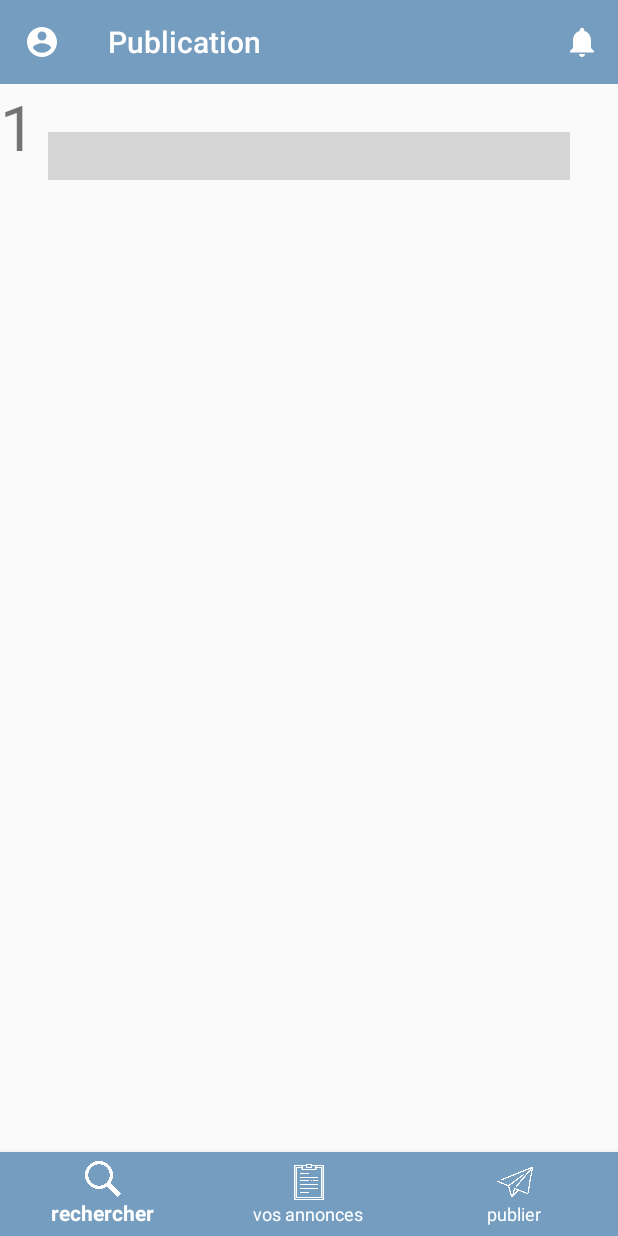
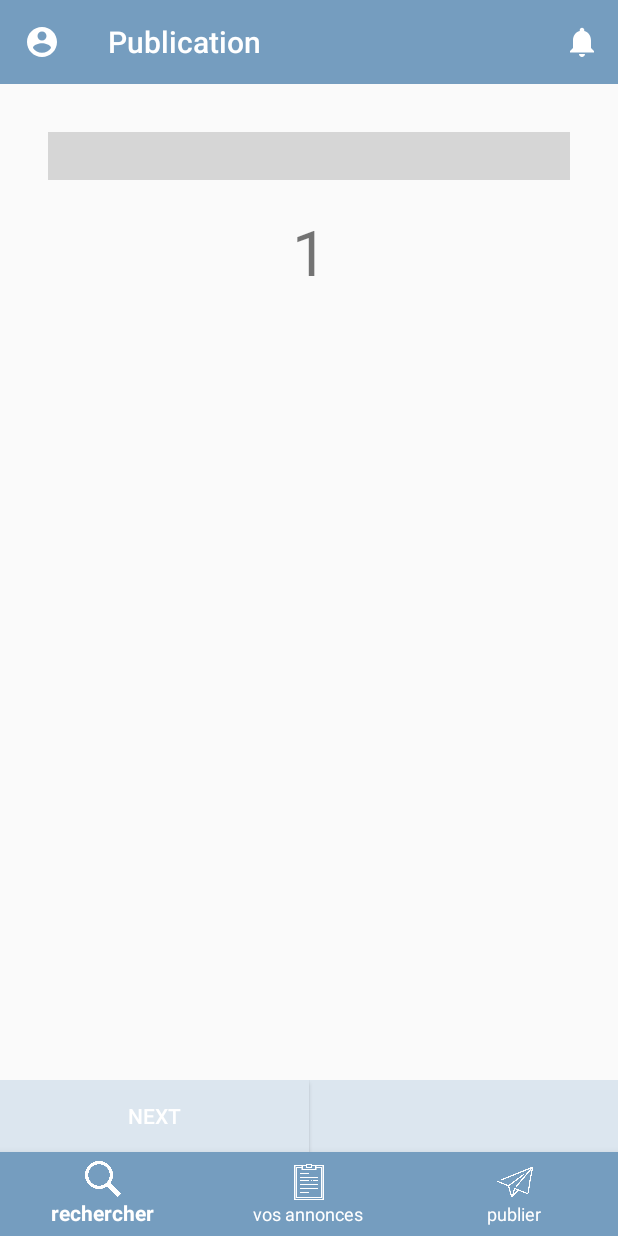
Before and after one commit to iliasafrass/AlloEtudiants, an Android app: the fragment StartPublierServiceFragment placed in its activity, on a phone screen of 412 x 824 dp. Run offline under Robolectric (Android 15) with nearby library versions, the phone set to English and light mode, and no system bars; our stand-ins replace ButterKnife; libraries missing offline, so code that uses them is left out: com.rakshakhegde.stepperindicator; plain views replace StepperIndicator; network calls fail; Roboto replaces fonts that are not available here; 3 statements that could not run were skipped; grey boxes are pictures that could not be loaded.

Commit message:
Fixed SharedPreferences + ViewPager Fragment

```diff
--- a/AlloEtudiants/app/src/main/AndroidManifest.xml
+++ b/AlloEtudiants/app/src/main/AndroidManifest.xml
@@ -42,4 +42,6 @@
         </activity>
     </application>
 
+
+
 </manifest>
--- a/AlloEtudiants/app/src/main/java/com/example/a707446/alloetudiant/connexion/presenter/ConnexionContract.java
+++ b/AlloEtudiants/app/src/main/java/com/example/a707446/alloetudiant/connexion/presenter/ConnexionContract.java
@@ -1,4 +1,6 @@
 package com.example.a707446.alloetudiant.connexion.presenter;
+
+import android.content.Context;
 
 public interface ConnexionContract {
     interface View {
@@ -7,6 +9,7 @@ public interface ConnexionContract {
         void forgetPassword();
         void toast(String message);
         void showError(String error);
+        Context applicationContext();
     }
 
     interface Presenter  {
--- a/AlloEtudiants/app/src/main/java/com/example/a707446/alloetudiant/general/view/NavigationActivity.java
+++ b/AlloEtudiants/app/src/main/java/com/example/a707446/alloetudiant/general/view/NavigationActivity.java
@@ -20,6 +20,7 @@ import android.widget.Toast;
 
 import com.example.a707446.alloetudiant.R;
 import com.example.a707446.alloetudiant.annonces.AnnonceFragment;
+import com.example.a707446.alloetudiant.general.SharedPreferencesSingleton;
 import com.example.a707446.alloetudiant.home.HomeFragment;
 import com.example.a707446.alloetudiant.notifications.NotificationFragment;
 import com.example.a707446.alloetudiant.publication.PublierFragment;
@@ -42,7 +43,7 @@ public class NavigationActivity extends AppCompatActivity implements BottomBar.D
     private Unbinder mUnbinder;
     public static boolean inHome;
     public static boolean firstChildFragment = false;
-    private SharedPreferences preferences;
+//    private SharedPreferences preferences;
     @Override
     protected void onCreate(Bundle savedInstanceState) {
         super.onCreate(savedInstanceState);
@@ -51,8 +52,9 @@ public class NavigationActivity extends AppCompatActivity implements BottomBar.D
         setRequestedOrientation(ActivityInfo.SCREEN_ORIENTATION_PORTRAIT);
 
         inHome = true;
-        preferences = getSharedPreferences("token",MODE_PRIVATE);
+//        preferences = getSharedPreferences("token",MODE_PRIVATE);
 //        preferences.edit().clear().apply();
+//        SharedPreferencesSingleton.clear(getApplicationContext());
 
         setSupportActionBar(mToolbar);
         ActionBar actionbar = getSupportActionBar();
--- a/AlloEtudiants/app/src/main/java/com/example/a707446/alloetudiant/publication/proposition/PagerAdapter.java
+++ b/AlloEtudiants/app/src/main/java/com/example/a707446/alloetudiant/publication/proposition/PagerAdapter.java
@@ -1,14 +1,13 @@
 package com.example.a707446.alloetudiant.publication.proposition;
 
-import android.content.Context;
 import android.support.v4.app.Fragment;
 import android.support.v4.app.FragmentManager;
 import android.support.v4.app.FragmentPagerAdapter;
 
-import com.example.a707446.alloetudiant.publication.proposition.pageFragments.PageFragment;
+import com.example.a707446.alloetudiant.publication.proposition.pageFragments.PropositionStep1;
+import com.example.a707446.alloetudiant.publication.proposition.pageFragments.PropositionStep2;
 
 public class PagerAdapter extends FragmentPagerAdapter {
-    Context ctxt = null;
 
     public PagerAdapter(FragmentManager fm) {
         super(fm);
@@ -21,7 +20,11 @@ public class PagerAdapter extends FragmentPagerAdapter {
 
     @Override
     public Fragment getItem(int position) {
-        return PageFragment.newInstance(position + 1, position == getCount() - 1);
+        // TODO replace with switch case for all the steps
+        if(position==1){
+            return PropositionStep2.newInstance(position + 1, position == getCount() - 1);
+        }
+        return PropositionStep1.newInstance(position + 1, position == getCount() - 1);
     }
 
     @Override
--- a/AlloEtudiants/app/src/main/java/com/example/a707446/alloetudiant/publication/proposition/StartPublierServiceFragment.java
+++ b/AlloEtudiants/app/src/main/java/com/example/a707446/alloetudiant/publication/proposition/StartPublierServiceFragment.java
@@ -5,17 +5,28 @@ import android.support.v4.view.ViewPager;
 import android.view.LayoutInflater;
 import android.view.View;
 import android.view.ViewGroup;
+import android.widget.Button;
 
 import com.example.a707446.alloetudiant.R;
 import com.example.a707446.alloetudiant.general.view.AbstractFragment;
 import com.rakshakhegde.stepperindicator.StepperIndicator;
 
+import butterknife.BindView;
 import butterknife.ButterKnife;
 
 
 public class StartPublierServiceFragment extends AbstractFragment {
 
     StepperIndicator indicator;
+
+    @BindView(R.id.btn_next)
+    Button btnNext;
+
+    @BindView(R.id.btn_prev)
+    Button btnPrev;
+
+    @BindView(R.id.btn_submit)
+    Button btnSubmit;
 
     @Override
     public View onCreateView(LayoutInflater inflater, ViewGroup container,
@@ -40,6 +51,35 @@ public class StartPublierServiceFragment extends AbstractFragment {
             }
         });
 
+        pager.addOnPageChangeListener(new ViewPager.OnPageChangeListener() {
+            @Override
+            public void onPageScrolled(int position, float positionOffset, int positionOffsetPixels) {
+                if (position == 0) {
+                    btnPrev.setVisibility(View.GONE);
+                    btnNext.setVisibility(View.VISIBLE);
+                    btnSubmit.setVisibility(View.GONE);
+                } else if (position == 1) {
+                    btnPrev.setVisibility(View.VISIBLE);
+                    btnNext.setVisibility(View.VISIBLE);
+                    btnSubmit.setVisibility(View.GONE);
+                } else if (position == 2) {
+                    btnPrev.setVisibility(View.VISIBLE);
+                    btnNext.setVisibility(View.GONE);
+                    btnSubmit.setVisibility(View.VISIBLE);
+                }
+            }
+
+            @Override
+            public void onPageSelected(int i) {
+
+            }
+
+            @Override
+            public void onPageScrollStateChanged(int i) {
+
+            }
+        });
+
         getActivity().setTitle(R.string.toolbar_publier);
 
         return result;
--- a/AlloEtudiants/app/src/main/java/com/example/a707446/alloetudiant/publication/proposition/pageFragments/PageFragment.java
+++ b/AlloEtudiants/app/src/main/java/com/example/a707446/alloetudiant/publication/proposition/pageFragments/PropositionStep1.java
@@ -11,16 +11,16 @@ import android.widget.TextView;
 import com.example.a707446.alloetudiant.R;
 
 
-public class PageFragment extends Fragment {
+public class PropositionStep1 extends Fragment {
 
     private TextView lblPage;
 
-    public static PageFragment newInstance(int page, boolean isLast) {
+    public static PropositionStep1 newInstance(int page, boolean isLast) {
         Bundle args = new Bundle();
         args.putInt("page", page);
         if (isLast)
             args.putBoolean("isLast", true);
-        final PageFragment fragment = new PageFragment();
+        final PropositionStep1 fragment = new PropositionStep1();
         fragment.setArguments(args);
         return fragment;
     }
@@ -28,7 +28,7 @@ public class PageFragment extends Fragment {
     @Nullable
     @Override
     public View onCreateView(LayoutInflater inflater, @Nullable ViewGroup container, @Nullable Bundle savedInstanceState) {
-        final View view = inflater.inflate(R.layout.fragment_page, container, false);
+        final View view = inflater.inflate(R.layout.fragment_proposition_step1, container, false);
         lblPage = (TextView) view.findViewById(R.id.lbl_page);
         return view;
     }
@@ -36,7 +36,6 @@ public class PageFragment extends Fragment {
     @Override
     public void onActivityCreated(@Nullable Bundle savedInstanceState) {
         super.onActivityCreated(savedInstanceState);
-        // TODO : PROBLEM
         if(getArguments() != null){
             final int page = getArguments().getInt("page", 0);
             if (getArguments().containsKey("isLast"))
--- /dev/null
+++ b/AlloEtudiants/app/src/main/java/com/example/a707446/alloetudiant/publication/proposition/pageFragments/PropositionStep2.java
@@ -0,0 +1,35 @@
+package com.example.a707446.alloetudiant.publication.proposition.pageFragments;
+
+import android.content.Context;
+import android.net.Uri;
+import android.os.Bundle;
+import android.support.annotation.Nullable;
+import android.support.v4.app.Fragment;
+import android.view.LayoutInflater;
+import android.view.View;
+import android.view.ViewGroup;
+import android.widget.TextView;
+
+import com.example.a707446.alloetudiant.R;
+
+
+public class PropositionStep2 extends Fragment {
+
+    public static PropositionStep2 newInstance(int page, boolean isLast) {
+        Bundle args = new Bundle();
+        args.putInt("page", page);
+        if (isLast)
+            args.putBoolean("isLast", true);
+        final PropositionStep2 fragment = new PropositionStep2();
+        fragment.setArguments(args);
+        return fragment;
+    }
+
+    @Nullable
+    @Override
+    public View onCreateView(LayoutInflater inflater, @Nullable ViewGroup container, @Nullable Bundle savedInstanceState) {
+        final View view = inflater.inflate(R.layout.fragment_proposition_step2, container, false);
+        return view;
+    }
+
+}
--- a/AlloEtudiants/app/src/main/res/layout/fragment_page.xml
+++ /dev/null
@@ -1,18 +0,0 @@
-<?xml version="1.0" encoding="utf-8"?>
-<FrameLayout xmlns:android="http://schemas.android.com/apk/res/android"
-    xmlns:tools="http://schemas.android.com/tools"
-    android:layout_width="match_parent"
-    android:layout_height="match_parent"
-    android:gravity="center"
-    android:orientation="vertical"
-    tools:context=".publication.proposition.pageFragments.PageFragment">
-
-    <TextView
-        android:id="@+id/lbl_page"
-        android:layout_width="wrap_content"
-        android:layout_height="wrap_content"
-        android:gravity="center"
-        android:textSize="42sp"
-        tools:text="2"/>
-
-</FrameLayout>
--- /dev/null
+++ b/AlloEtudiants/app/src/main/res/layout/fragment_proposition_step1.xml
@@ -0,0 +1,41 @@
+<?xml version="1.0" encoding="utf-8"?>
+<FrameLayout xmlns:android="http://schemas.android.com/apk/res/android"
+    xmlns:app="http://schemas.android.com/apk/res-auto"
+    xmlns:tools="http://schemas.android.com/tools"
+    android:layout_width="match_parent"
+    android:layout_height="match_parent"
+    android:gravity="center"
+    android:orientation="vertical"
+    tools:context=".publication.proposition.pageFragments.PropositionStep1">
+
+    <android.support.constraint.ConstraintLayout
+        android:layout_width="match_parent"
+        android:layout_height="match_parent">
+
+        <TextView
+            android:id="@+id/textView2"
+            android:layout_width="wrap_content"
+            android:layout_height="wrap_content"
+            android:layout_marginEnd="8dp"
+            android:layout_marginStart="8dp"
+            android:layout_marginTop="32dp"
+            android:text="Infos"
+            app:layout_constraintEnd_toEndOf="parent"
+            app:layout_constraintStart_toStartOf="parent"
+            app:layout_constraintTop_toTopOf="parent" />
+
+        <TextView
+            android:id="@+id/lbl_page"
+            android:layout_width="wrap_content"
+            android:layout_height="wrap_content"
+            android:layout_marginEnd="8dp"
+            android:layout_marginStart="8dp"
+            android:layout_marginTop="32dp"
+            android:gravity="center"
+            android:textSize="42sp"
+            app:layout_constraintEnd_toEndOf="parent"
+            app:layout_constraintStart_toStartOf="parent"
+            app:layout_constraintTop_toBottomOf="@+id/textView2" />
+    </android.support.constraint.ConstraintLayout>
+
+</FrameLayout>
--- a/AlloEtudiants/app/src/main/res/layout/fragment_start_publier.xml
+++ b/AlloEtudiants/app/src/main/res/layout/fragment_start_publier.xml
@@ -29,4 +29,44 @@
         app:stpi_indicatorColor="@color/blueBarColor"
         app:stpi_labels="@array/stepLabels" />
 
+    <LinearLayout
+        android:layout_width="match_parent"
+        android:layout_height="wrap_content"
+        android:layout_gravity="bottom"
+        android:orientation="horizontal"
+        android:background="@color/blueBodyColor">
+
+        <Button
+            android:id="@+id/btn_prev"
+            android:layout_width="0dp"
+            android:layout_weight="0.5"
+            android:layout_height="wrap_content"
+            android:background="@color/blueBodyColor"
+            android:text="Previous"
+            android:layout_gravity="bottom|start"
+            android:textColor="@android:color/white" />
+
+        <Button
+            android:id="@+id/btn_next"
+            android:layout_width="0dp"
+            android:layout_height="wrap_content"
+            android:background="@color/blueBodyColor"
+            android:text="Next"
+            android:layout_weight="0.5"
+            android:layout_gravity="bottom"
+            android:textColor="@android:color/white" />
+
+        <Button
+            android:id="@+id/btn_submit"
+            android:layout_width="0dp"
+            android:layout_height="wrap_content"
+            android:background="@color/blueBodyColor"
+            android:text="Create"
+            android:layout_weight="0.5"
+            android:visibility="gone"
+            android:layout_gravity="bottom"
+            android:textColor="@android:color/white" />
+
+    </LinearLayout>
+
 </FrameLayout>
--- a/AlloEtudiants/app/src/main/res/values/strings.xml
+++ b/AlloEtudiants/app/src/main/res/values/strings.xml
@@ -10,6 +10,9 @@
     <string name="toolbar_recherche_evenement">rechercher un evenement</string>
     <string name="allo">allo</string>
     <string name="étudiant">étudiants</string>
+    <string name="partager_evenement">partager un événement</string>
+    <string name="demande_aide">demander de l\'aide</string>
+    <string name="proposer_service">proposer un service</string>
 
     <string-array name="stepLabels">
         <item>Step1</item>
```
Also changed, not shown: AlloEtudiants/app/src/main/java/com/example/a707446/alloetudiant/connexion/Login.java (+9 -7 lines), AlloEtudiants/app/src/main/java/com/example/a707446/alloetudiant/connexion/presenter/ConnexionPresenter.java (+5 -3 lines), AlloEtudiants/app/src/main/java/com/example/a707446/alloetudiant/general/BaseApplication.java (+8 -0 lines), AlloEtudiants/app/src/main/java/com/example/a707446/alloetudiant/general/SharedPreferencesHelper.java (deleted, +0 -22 lines), AlloEtudiants/app/src/main/java/com/example/a707446/alloetudiant/general/SharedPreferencesSingleton.java (added, +45 -0 lines), AlloEtudiants/app/src/main/java/com/example/a707446/alloetudiant/general/services/RetrofitClientInstance.java (+4 -3 lines), AlloEtudiants/app/src/main/java/com/example/a707446/alloetudiant/start/StartActivity.java (+4 -3 lines), AlloEtudiants/app/src/main/res/layout/fragment_proposition_step2.xml (added, +14 -0 lines), AlloEtudiants/app/src/main/res/layout/publier_fragment.xml (+25 -1 lines).
